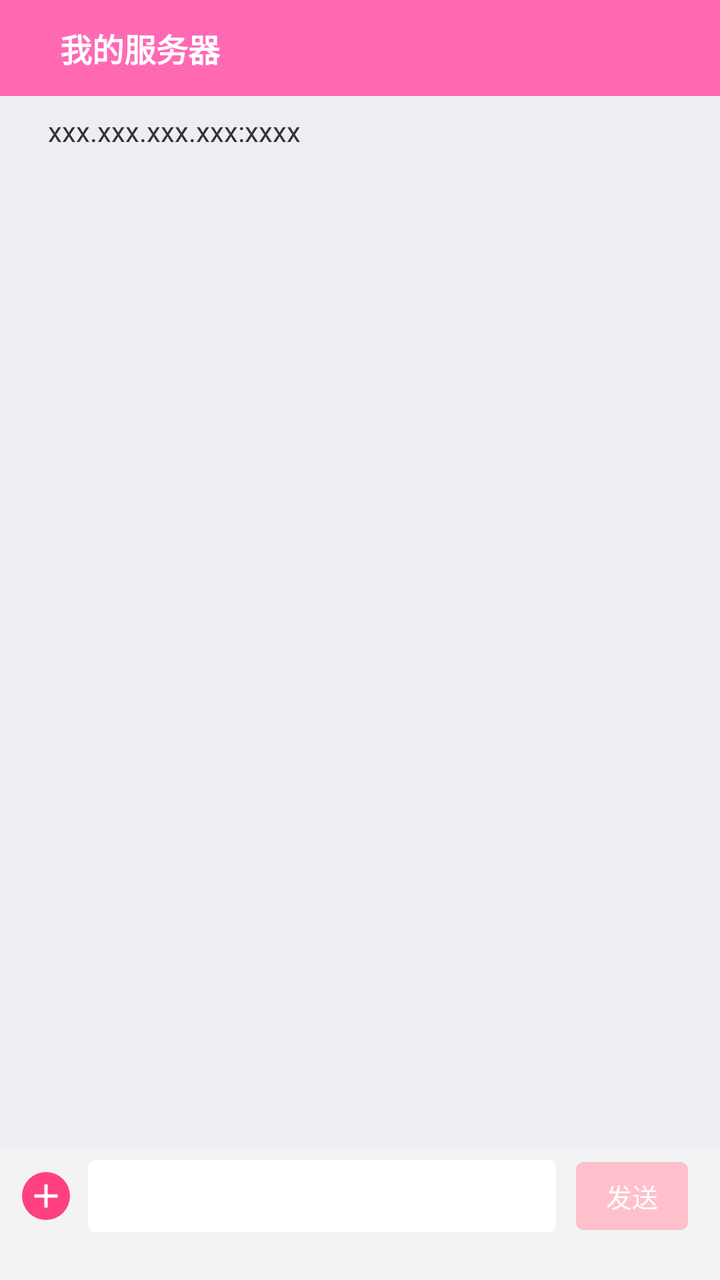
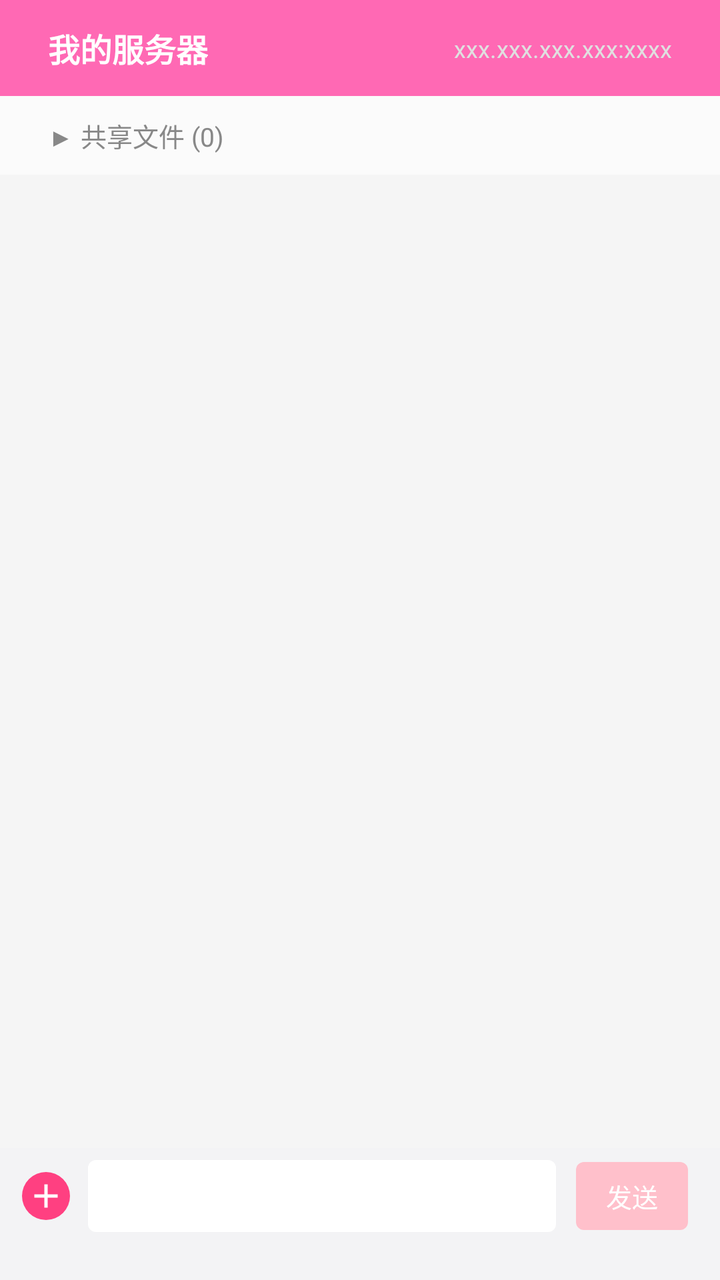

Screens rendered from an Android XML layout before and after an edit, with the pre-edit source and the edit as a unified diff.
<!-- AndroidManifest.xml: application theme Theme.SpeedTransfer -->
<!-- res/layout/activity_main.xml -->
<?xml version="1.0" encoding="utf-8"?>
<androidx.constraintlayout.widget.ConstraintLayout xmlns:android="http://schemas.android.com/apk/res/android"
    xmlns:app="http://schemas.android.com/apk/res-auto"
    xmlns:tools="http://schemas.android.com/tools"
    android:id="@+id/main"
    android:layout_width="match_parent"
    android:layout_height="match_parent"
    android:background="@color/pink"
    android:fitsSystemWindows="true"
    tools:context=".ui.MainActivity">

    
    <androidx.constraintlayout.widget.ConstraintLayout
        android:id="@+id/top_bar"
        android:layout_width="0dp"
        android:layout_height="48dp"
        android:background="@color/pink"
        app:layout_constraintTop_toTopOf="parent"
        app:layout_constraintStart_toStartOf="parent"
        app:layout_constraintEnd_toEndOf="parent">

        <TextView
            android:id="@+id/title"
            android:layout_width="wrap_content"
            android:layout_height="wrap_content"
            android:text="@string/server_name"
            android:textColor="@color/white"
            android:textSize="16sp"
            android:textStyle="bold"
            app:layout_constraintBottom_toBottomOf="parent"
            app:layout_constraintTop_toTopOf="parent"
            app:layout_constraintStart_toStartOf="parent"
            android:layout_marginStart="30dp"
            android:layout_marginBottom="0dp"
            />
    </androidx.constraintlayout.widget.ConstraintLayout>
    
    <LinearLayout
        android:id="@+id/ll_StatusBar"
        android:layout_width="match_parent"
        android:layout_height="wrap_content"
        app:layout_constraintTop_toBottomOf="@id/top_bar"
        app:layout_constraintStart_toStartOf="parent"
        android:background="#eeedf2"
        android:paddingVertical="8dp"
        >

        
        <TextView
            android:id="@+id/tv_NetworkAddressPort"
            android:layout_width="wrap_content"
            android:layout_height="wrap_content"
            android:text="xxx.xxx.xxx.xxx:xxxx"
            android:textSize="14sp"
            android:textColor="#333333"
            android:layout_marginLeft="24dp"
            />
    </LinearLayout>

    
    <androidx.recyclerview.widget.RecyclerView
        android:id="@+id/recyclerView_chat"
        android:layout_width="0dp"
        android:layout_height="0dp"
        android:clipToPadding="false"
        android:padding="12dp"
        android:background="#eeedf2"
        app:layoutManager="androidx.recyclerview.widget.LinearLayoutManager"
        app:layout_constraintTop_toBottomOf="@id/ll_StatusBar"
        app:layout_constraintBottom_toTopOf="@id/bottom_bar"
        app:layout_constraintStart_toStartOf="parent"
        app:layout_constraintEnd_toEndOf="parent"/>

    
    <androidx.constraintlayout.widget.ConstraintLayout
        android:id="@+id/bottom_bar"
        android:layout_width="0dp"
        android:layout_height="wrap_content"
        android:paddingTop="6dp"
        android:paddingRight="16dp"
        android:paddingLeft="11dp"
        android:paddingBottom="24dp"
        android:background="@color/input_area_color"
        app:layout_constraintBottom_toBottomOf="parent"
        app:layout_constraintStart_toStartOf="parent"
        app:layout_constraintEnd_toEndOf="parent">
        <include
            android:id="@+id/btn_add"
            layout="@layout/view_add_circle_button"
            android:layout_width="24dp"
            android:layout_height="24dp"
            app:layout_constraintStart_toStartOf="parent"
            app:layout_constraintTop_toTopOf="@+id/editText_message"
            app:layout_constraintBottom_toBottomOf="@+id/editText_message"
            />










        
        <EditText
            android:id="@+id/editText_message"
            android:layout_width="0dp"
            android:minHeight="36dp"
            android:layout_height="wrap_content"
            android:maxLines="4"
            android:hint=""
            android:textColor="@color/black"
            android:background="@drawable/bg_input_box"
            android:paddingHorizontal="12dp"
            android:textSize="15sp"
            app:layout_constraintStart_toEndOf="@+id/btn_add"
            app:layout_constraintEnd_toStartOf="@id/btn_send"
            app:layout_constraintBottom_toBottomOf="parent"
            android:textCursorDrawable="@drawable/input_box_cursor"
            android:layout_marginTop="6dp"
            android:layout_marginStart="9dp"
            android:layout_marginEnd="10dp"/>

        
        <androidx.appcompat.widget.AppCompatButton
            android:id="@+id/btn_send"
            android:layout_width="56dp"
            android:layout_height="34dp"
            android:text="发送"
            android:textSize="13sp"
            android:textColor="@color/white"
            android:background="@drawable/bg_btn_send_disable"
            android:stateListAnimator="@null"
            android:elevation="0dp"
            app:layout_constraintTop_toTopOf="@+id/bottom_bar"
            app:layout_constraintBottom_toBottomOf="@id/editText_message"
            app:layout_constraintEnd_toEndOf="parent"
            android:clickable="false"
        />

    </androidx.constraintlayout.widget.ConstraintLayout>

</androidx.constraintlayout.widget.ConstraintLayout>
<!-- res/layout/view_add_circle_button.xml (included above) -->
<androidx.constraintlayout.widget.ConstraintLayout
    xmlns:android="http://schemas.android.com/apk/res/android"
    xmlns:app="http://schemas.android.com/apk/res-auto"
    android:layout_width="26dp"
    android:layout_height="26dp"
    android:background="@drawable/bg_add_circle"
    android:foreground="@drawable/ripple_add_circle"
    android:elevation="0dp"
    android:clickable="true"
    android:focusable="true">

    <ImageView
        android:id="@+id/icon_add"
        android:layout_width="20dp"
        android:layout_height="20dp"
        android:src="@drawable/ic_add_white"
        app:layout_constraintTop_toTopOf="parent"
        app:layout_constraintBottom_toBottomOf="parent"
        app:layout_constraintStart_toStartOf="parent"
        app:layout_constraintEnd_toEndOf="parent"
        app:tint="#FFFFFF" />
</androidx.constraintlayout.widget.ConstraintLayout>
<!-- resources referenced by this layout -->
<resources>
  <color name="black">#FF000000</color>
  <color name="input_area_color">#f3f3f5</color>
  <color name="pink">#FF69B4</color>
  <color name="white">#FFFFFFFF</color>
  <!-- drawable bg_add_circle (drawable) -->
  <selector xmlns:android="http://schemas.android.com/apk/res/android">
      <item android:state_pressed="true">
          <shape android:shape="oval">
              <solid android:color="#FA98B5" /> 
          </shape>
      </item>
      <item>
          <shape android:shape="oval">
              <solid android:color="@color/pink_a200" /> 
          </shape>
      </item>
  </selector>
  <!-- drawable bg_btn_send_disable (drawable) -->
  <?xml version="1.0" encoding="utf-8"?>
  <selector xmlns:tools="http://schemas.android.com/tools" xmlns:android="http://schemas.android.com/apk/res/android">
  
  
      
      <item android:state_pressed="true">
          <shape android:shape="rectangle">
              <solid android:color="#D81B60" /> 
              <corners android:radius="4dp"/>
          </shape>
      </item>
  
      
      <item android:state_focused="true">
          <shape android:shape="rectangle">
              <solid android:color="#E91E63" />
              <corners android:radius="4dp"/>
          </shape>
      </item>
  
      
      <item>
          <shape android:shape="rectangle">
              <solid android:color="#FFC0CB" /> 
              <corners android:radius="4dp"/>
          </shape>
      </item>
  
  
  </selector>
  <!-- drawable bg_input_box (drawable) -->
  <shape xmlns:android="http://schemas.android.com/apk/res/android"
      android:shape="rectangle">
      <solid android:color="@android:color/white"/>
  
      <corners android:radius="4dp"/>
  </shape>
  <!-- drawable ic_add_white (drawable) -->
  <vector xmlns:android="http://schemas.android.com/apk/res/android"
      android:width="24dp"
      android:height="24dp"
      android:viewportWidth="24"
      android:viewportHeight="24">
  
      <path
          android:fillColor="#FFFFFF"
          android:strokeWidth="0"
          android:pathData="M19,13H13V19H11V13H5V11H11V5H13V11H19V13Z"/>
  </vector>
  <!-- drawable input_box_cursor (drawable) -->
  <shape xmlns:android="http://schemas.android.com/apk/res/android"
      android:shape="rectangle">
      <size android:width="1dp" /> 
      <solid android:color="#FF4081" /> 
  </shape>
  <!-- drawable ripple_add_circle (drawable) -->
  <ripple xmlns:android="http://schemas.android.com/apk/res/android"
      android:color="#33FF4081"> 
  
      <item android:id="@android:id/mask">
          <shape android:shape="oval">
              <solid android:color="#FFFFFF" />
          </shape>
      </item>
  </ripple>
  <string name="server_name">我的服务器</string>
  <style name="Theme.SpeedTransfer" parent="Base.Theme.SpeedTransfer" />
  <color name="pink_a200">#FF4081</color>
  <style name="Base.Theme.SpeedTransfer" parent="Theme.Material3.DayNight.NoActionBar">
          
           <item name="colorPrimary">@color/pink</item>
      </style>
</resources>

<!-- the commit's change to res/layout/activity_main.xml (unified diff, before → after) -->
@@ -30,32 +30,63 @@
             app:layout_constraintBottom_toBottomOf="parent"
             app:layout_constraintTop_toTopOf="parent"
             app:layout_constraintStart_toStartOf="parent"
-            android:layout_marginStart="30dp"
-            android:layout_marginBottom="0dp"
-            />
-    </androidx.constraintlayout.widget.ConstraintLayout>
-    
-    <LinearLayout
-        android:id="@+id/ll_StatusBar"
-        android:layout_width="match_parent"
-        android:layout_height="wrap_content"
-        app:layout_constraintTop_toBottomOf="@id/top_bar"
-        app:layout_constraintStart_toStartOf="parent"
-        android:background="#eeedf2"
-        android:paddingVertical="8dp"
-        >
+            android:layout_marginStart="24dp" />
 
-        
         <TextView
             android:id="@+id/tv_NetworkAddressPort"
             android:layout_width="wrap_content"
             android:layout_height="wrap_content"
             android:text="xxx.xxx.xxx.xxx:xxxx"
-            android:textSize="14sp"
-            android:textColor="#333333"
-            android:layout_marginLeft="24dp"
-            />
-    </LinearLayout>
+            android:textColor="#FFE0E0E0"
+            android:textSize="12sp"
+            android:paddingHorizontal="8dp"
+            android:paddingVertical="4dp"
+            android:background="?attr/selectableItemBackground"
+            android:clickable="true"
+            android:focusable="true"
+            android:gravity="center"
+            app:layout_constraintBottom_toBottomOf="parent"
+            app:layout_constraintTop_toTopOf="parent"
+            app:layout_constraintEnd_toEndOf="parent"
+            android:layout_marginEnd="16dp" />
+    </androidx.constraintlayout.widget.ConstraintLayout>
+
+    
+    <TextView
+        android:id="@+id/tv_file_toggle_bar"
+        android:layout_width="match_parent"
+        android:layout_height="wrap_content"
+        android:text="▶ 共享文件 (0)"
+        android:textSize="13sp"
+        android:textColor="#888888"
+        android:paddingHorizontal="24dp"
+        android:paddingVertical="10dp"
+        android:background="#FFFBFBFB"
+        android:clickable="true"
+        android:focusable="true"
+        android:gravity="center_vertical"
+        app:layout_constraintTop_toBottomOf="@id/top_bar" />
+
+    
+    <FrameLayout
+        android:id="@+id/file_list_wrapper"
+        android:layout_width="0dp"
+        android:layout_height="wrap_content"
+        android:visibility="gone"
+        app:layout_constraintTop_toBottomOf="@id/tv_file_toggle_bar"
+        app:layout_constraintStart_toStartOf="parent"
+        app:layout_constraintEnd_toEndOf="parent">
+
+        <androidx.recyclerview.widget.RecyclerView
+            android:id="@+id/recyclerView_files"
+            android:layout_width="match_parent"
+            android:layout_height="wrap_content"
+            android:clipToPadding="false"
+            android:paddingBottom="8dp"
+            android:maxHeight="200dp"
+            android:background="#FFFBFBFB"
+            app:layoutManager="androidx.recyclerview.widget.LinearLayoutManager" />
+    </FrameLayout>
 
     
     <androidx.recyclerview.widget.RecyclerView
@@ -64,12 +95,11 @@
         android:layout_height="0dp"
         android:clipToPadding="false"
         android:padding="12dp"
-        android:background="#eeedf2"
-        app:layoutManager="androidx.recyclerview.widget.LinearLayoutManager"
-        app:layout_constraintTop_toBottomOf="@id/ll_StatusBar"
+        android:background="#FFF5F5F5"
+        app:layout_constraintTop_toBottomOf="@id/file_list_wrapper"
         app:layout_constraintBottom_toTopOf="@id/bottom_bar"
         app:layout_constraintStart_toStartOf="parent"
-        app:layout_constraintEnd_toEndOf="parent"/>
+        app:layout_constraintEnd_toEndOf="parent" />
 
     
     <androidx.constraintlayout.widget.ConstraintLayout
@@ -91,19 +121,8 @@
             android:layout_height="24dp"
             app:layout_constraintStart_toStartOf="parent"
             app:layout_constraintTop_toTopOf="@+id/editText_message"
-            app:layout_constraintBottom_toBottomOf="@+id/editText_message"
-            />
+            app:layout_constraintBottom_toBottomOf="@+id/editText_message" />
 
-
-
-
-
-
-
-
-
-
-        
         <EditText
             android:id="@+id/editText_message"
             android:layout_width="0dp"
@@ -121,9 +140,8 @@
             android:textCursorDrawable="@drawable/input_box_cursor"
             android:layout_marginTop="6dp"
             android:layout_marginStart="9dp"
-            android:layout_marginEnd="10dp"/>
+            android:layout_marginEnd="10dp" />
 
-        
         <androidx.appcompat.widget.AppCompatButton
             android:id="@+id/btn_send"
             android:layout_width="56dp"
@@ -137,8 +155,7 @@
             app:layout_constraintTop_toTopOf="@+id/bottom_bar"
             app:layout_constraintBottom_toBottomOf="@id/editText_message"
             app:layout_constraintEnd_toEndOf="parent"
-            android:clickable="false"
-        />
+            android:clickable="false" />
 
     </androidx.constraintlayout.widget.ConstraintLayout>
 
